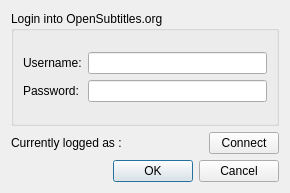
Above: gui/login.ui from subdownloader/subdownloader before the change. Below: the same form after it.
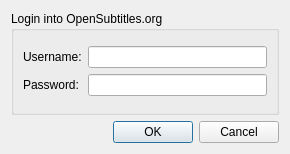
That is the form after the change.

Commit message: Changed Login dialog

```diff
--- a/gui/login.ui
+++ b/gui/login.ui
@@ -4,12 +4,12 @@
   <property name="windowModality" >
    <enum>Qt::WindowModal</enum>
   </property>
-  <property name="geometry" >
+  <property name="geometry">
    <rect>
     <x>0</x>
     <y>0</y>
     <width>290</width>
-    <height>193</height>
+    <height>154</height>
    </rect>
   </property>
   <property name="windowTitle" >
@@ -60,32 +60,8 @@
     </widget>
    </item>
    <item>
-    <layout class="QHBoxLayout" name="horizontalLayout" >
-     <item>
-      <widget class="QLabel" name="loginLabelStatus" >
-       <property name="text" >
-        <string>Currently logged as :</string>
-       </property>
-      </widget>
-     </item>
-     <item>
-      <widget class="QPushButton" name="loginConnectButton" >
-       <property name="maximumSize" >
-        <size>
-         <width>70</width>
-         <height>16777215</height>
-        </size>
-       </property>
-       <property name="text" >
-        <string>Connect</string>
-       </property>
-      </widget>
-     </item>
-    </layout>
-   </item>
-   <item>
-    <widget class="QDialogButtonBox" name="buttonBox" >
-     <property name="orientation" >
+    <widget class="QDialogButtonBox" name="buttonBox">
+     <property name="orientation">
       <enum>Qt::Horizontal</enum>
      </property>
      <property name="standardButtons" >
```
Left out of the diff: 57 changed lines with no effect on the pictures. The commit also changes 5 other files.
